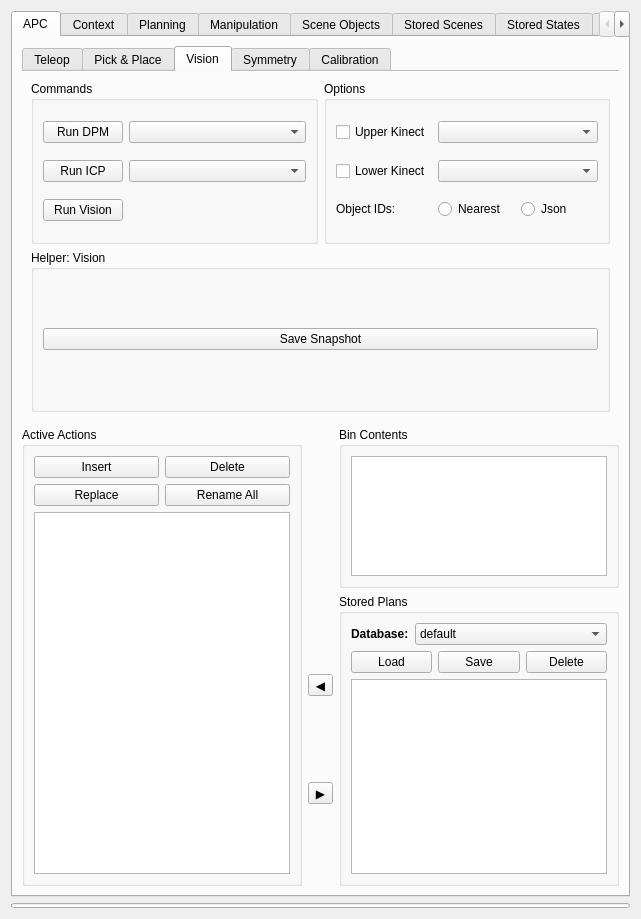
Qt form visualization/motion_planning_rviz_plugin/src/ui/motion_planning_rviz_plugin_frame.ui (ehuang3/moveit_ros) before a commit.
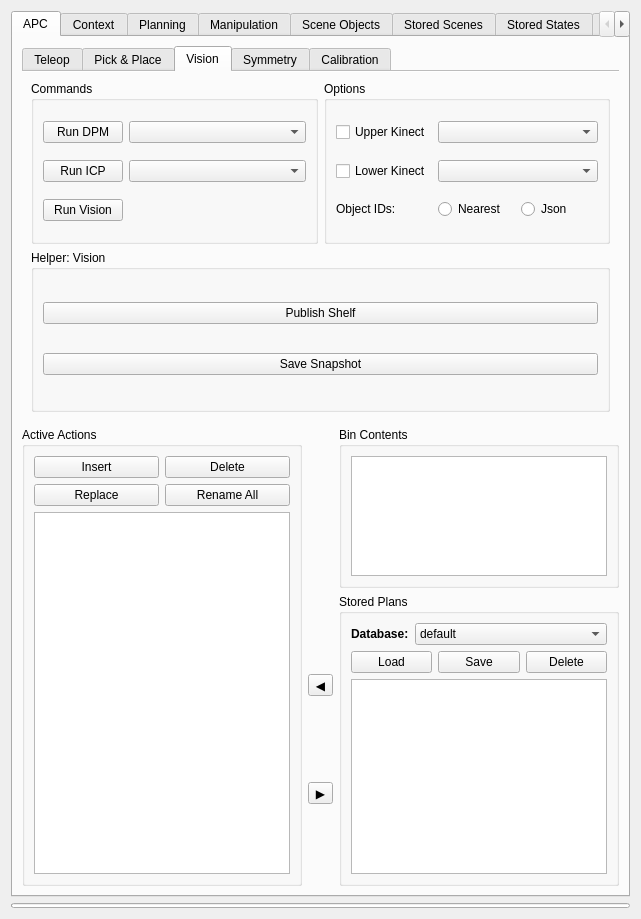
The same form after that commit. The open tabs and pages were chosen to show the change.

Commit message: vision: Add shelf pose service

```diff
--- a/visualization/motion_planning_rviz_plugin/src/ui/motion_planning_rviz_plugin_frame.ui
+++ b/visualization/motion_planning_rviz_plugin/src/ui/motion_planning_rviz_plugin_frame.ui
@@ -1618,6 +1618,13 @@
                     </property>
                    </widget>
                   </item>
+                  <item row="0" column="0">
+                   <widget class="QPushButton" name="publish_shelf_button">
+                    <property name="text">
+                     <string>Publish Shelf</string>
+                    </property>
+                   </widget>
+                  </item>
                  </layout>
                 </widget>
                </item>
```
Left out of the diff: 2 changed lines with no effect on the pictures. The commit also changes 4 other files.
